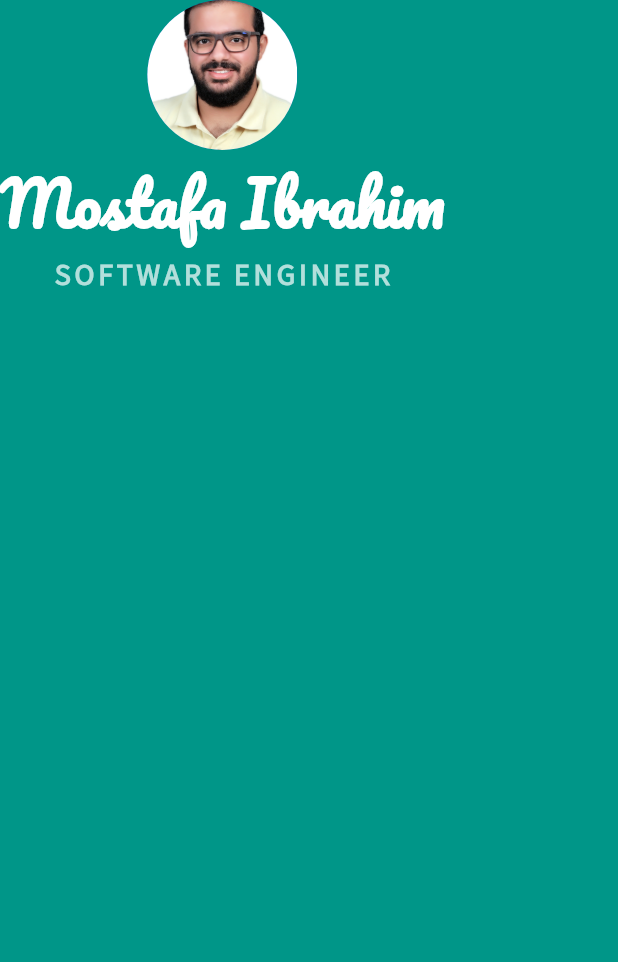
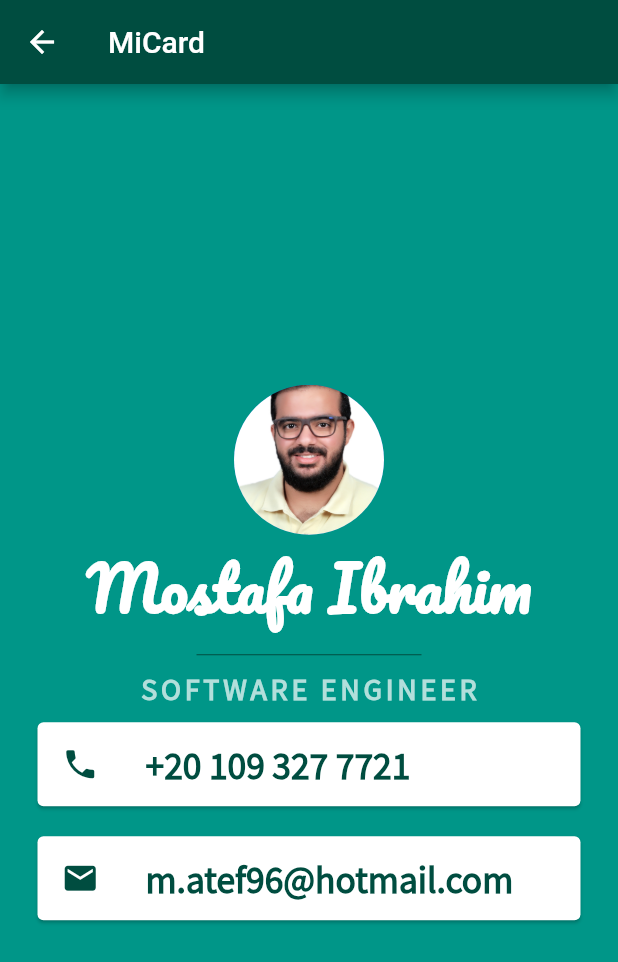
Before and after one commit to MostafaAtef96/the_complete_app_by_appbrewery, a Flutter app: the MiCard screen opened directly, on a phone screen of 412 x 824 dp. Shown: the top 962 px of the screen. Run offline on Flutter 3.47's test engine with Material 2 defaults, Android fonts, the phone set to English and light mode, and no system bars.

Commit message:
:sparkles: MiCard App is now complete!

```diff
--- a/lib/mi_card/main_screen.dart
+++ b/lib/mi_card/main_screen.dart
@@ -5,8 +5,13 @@ class MiCard extends StatelessWidget {
   Widget build(BuildContext context) {
     return Scaffold(
       backgroundColor: Colors.teal,
+      appBar: AppBar(
+        backgroundColor: Colors.teal[900],
+        title: Text('MiCard'),
+      ),
       body: SafeArea(
         child: Column(
+          mainAxisAlignment: MainAxisAlignment.center,
           children: [
             CircleAvatar(
               radius: 50.0,
@@ -21,6 +26,13 @@ class MiCard extends StatelessWidget {
                 fontWeight: FontWeight.bold,
               ),
             ),
+            SizedBox(
+              width: 150.0,
+              height: 20.0,
+              child: Divider(
+                color: Colors.teal[900],
+              ),
+            ),
             Text(
               'SOFTWARE ENGINEER',
               style: TextStyle(
@@ -31,6 +43,44 @@ class MiCard extends StatelessWidget {
                 fontWeight: FontWeight.bold,
               ),
             ),
+            Card(
+              margin: EdgeInsets.symmetric(vertical: 10.0, horizontal: 25.0),
+              child: ListTile(
+                leading: Icon(
+                  Icons.phone,
+                  size: 25.0,
+                  color: Colors.teal[900],
+                ),
+                title: Text(
+                  '+20 109 327 7721',
+                  style: TextStyle(
+                    fontSize: 25.0,
+                    color: Colors.teal[900],
+                    fontFamily: 'SourceSansPro',
+                    fontWeight: FontWeight.bold,
+                  ),
+                ),
+              ),
+            ),
+            Card(
+              margin: EdgeInsets.symmetric(vertical: 10.0, horizontal: 25.0),
+              child: ListTile(
+                leading: Icon(
+                  Icons.email,
+                  size: 25.0,
+                  color: Colors.teal[900],
+                ),
+                title: Text(
+                  'm.atef96@hotmail.com',
+                  style: TextStyle(
+                    fontSize: 25.0,
+                    color: Colors.teal[900],
+                    fontFamily: 'SourceSansPro',
+                    fontWeight: FontWeight.bold,
+                  ),
+                ),
+              ),
+            ),
           ],
         ),
       ),
```
